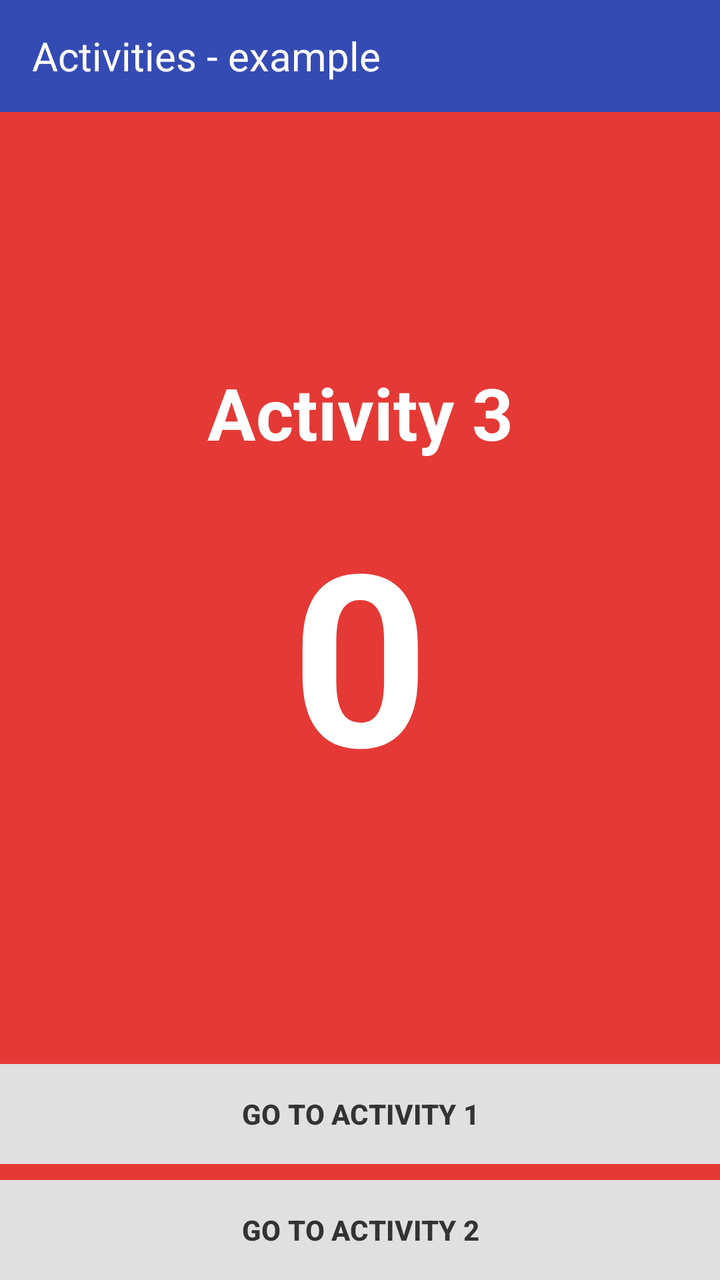
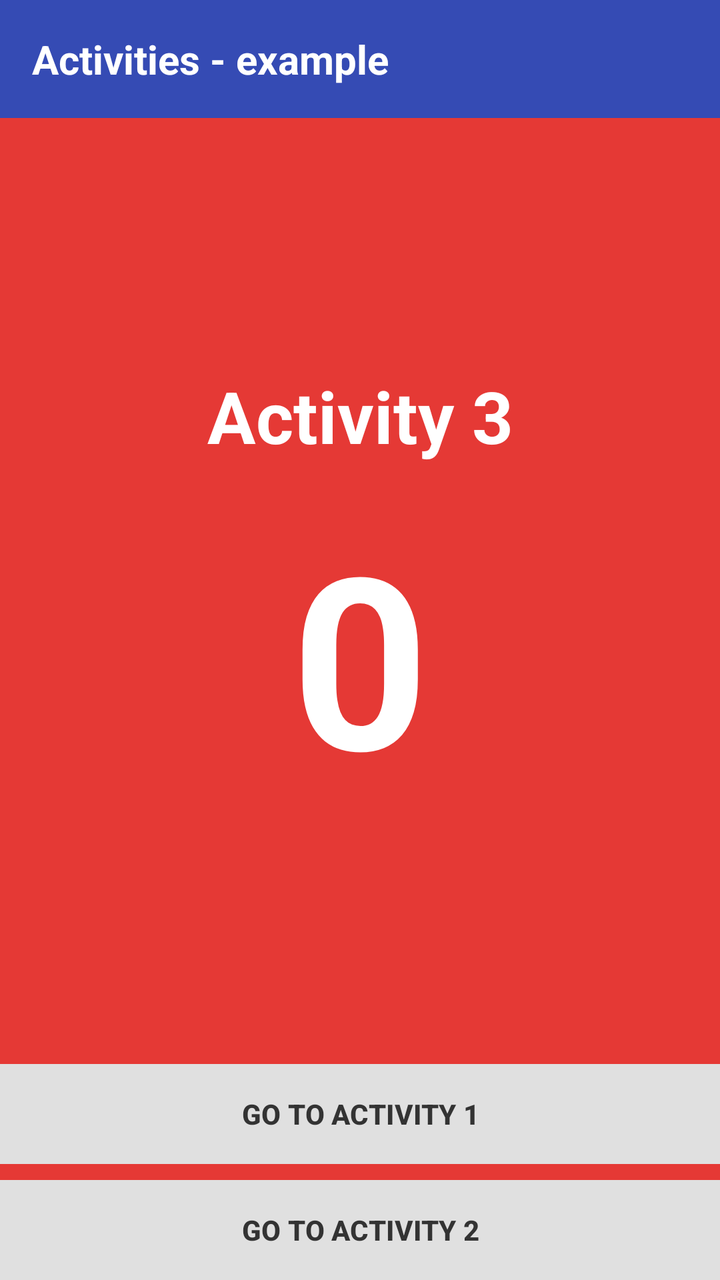

Before-and-after screenshots of an Android layout around one commit, followed by the original layout XML and the change that was made.
<!-- AndroidManifest.xml: application theme Theme.ActivitiesApp -->
<!-- res/layout/activity_third.xml -->
<?xml version="1.0" encoding="utf-8"?>
<androidx.constraintlayout.widget.ConstraintLayout xmlns:android="http://schemas.android.com/apk/res/android"
    xmlns:app="http://schemas.android.com/apk/res-auto"
    xmlns:tools="http://schemas.android.com/tools"
    android:id="@+id/main"
    android:layout_width="match_parent"
    android:layout_height="match_parent"
    android:background="#E53935"
    tools:context=".ThirdActivity">

    <TextView
        android:id="@+id/textView"
        android:layout_width="0dp"
        android:layout_height="wrap_content"
        android:minHeight="56dp"
        android:background="#354BB4"
        android:gravity="center_vertical"
        android:paddingStart="16dp"
        android:paddingEnd="16dp"
        android:text="Activities - example"
        android:textColor="#FFFFFF"
        android:textSize="20sp"
        app:layout_constraintEnd_toEndOf="parent"
        app:layout_constraintStart_toStartOf="parent"
        app:layout_constraintTop_toTopOf="parent" />

    <TextView
        android:id="@+id/textViewActivity3"
        android:layout_width="wrap_content"
        android:layout_height="wrap_content"
        android:text="Activity 3"
        android:textColor="#FFFFFF"
        android:textSize="36sp"
        android:textStyle="bold"
        app:layout_constraintBottom_toTopOf="@id/textViewCount"
        app:layout_constraintEnd_toEndOf="parent"
        app:layout_constraintStart_toStartOf="parent"
        app:layout_constraintTop_toBottomOf="@id/textView"
        app:layout_constraintVertical_chainStyle="packed" />

    <TextView
        android:id="@+id/textViewCount"
        android:layout_width="wrap_content"
        android:layout_height="wrap_content"
        android:layout_marginTop="16dp"
        android:text="0"
        android:textColor="#FFFFFF"
        android:textSize="120sp"
        android:textStyle="bold"
        app:layout_constraintBottom_toTopOf="@id/button"
        app:layout_constraintEnd_toEndOf="parent"
        app:layout_constraintStart_toStartOf="parent"
        app:layout_constraintTop_toBottomOf="@id/textViewActivity3" />

    <Button
        android:id="@+id/button"
        android:layout_width="0dp"
        android:layout_height="50dp"
        android:layout_marginBottom="8dp"
        android:insetTop="0dp"
        android:insetBottom="0dp"
        android:text="GO TO ACTIVITY 1"
        android:textColor="#333333"
        android:textSize="14sp"
        android:textStyle="bold"
        app:backgroundTint="#E0E0E0"
        app:cornerRadius="0dp"
        app:layout_constraintBottom_toTopOf="@id/button2"
        app:layout_constraintEnd_toEndOf="parent"
        app:layout_constraintStart_toStartOf="parent" />

    <Button
        android:id="@+id/button2"
        android:layout_width="0dp"
        android:layout_height="50dp"
        android:insetTop="0dp"
        android:insetBottom="0dp"
        android:text="GO TO ACTIVITY 2"
        android:textColor="#333333"
        android:textSize="14sp"
        android:textStyle="bold"
        app:backgroundTint="#E0E0E0"
        app:cornerRadius="0dp"
        app:layout_constraintBottom_toBottomOf="parent"
        app:layout_constraintEnd_toEndOf="parent"
        app:layout_constraintStart_toStartOf="parent" />

</androidx.constraintlayout.widget.ConstraintLayout>
<!-- resources referenced by this layout -->
<resources>
  <style name="Theme.ActivitiesApp" parent="Base.Theme.ActivitiesApp" />
  <style name="Base.Theme.ActivitiesApp" parent="Theme.Material3.DayNight.NoActionBar">
          
          
      </style>
</resources>

<!-- the commit's change to res/layout/activity_third.xml (unified diff, before → after) -->
@@ -16,10 +16,13 @@
         android:background="#354BB4"
         android:gravity="center_vertical"
         android:paddingStart="16dp"
+        android:paddingTop="16dp"
         android:paddingEnd="16dp"
+        android:paddingBottom="16dp"
         android:text="Activities - example"
         android:textColor="#FFFFFF"
         android:textSize="20sp"
+        android:textStyle="bold"
         app:layout_constraintEnd_toEndOf="parent"
         app:layout_constraintStart_toStartOf="parent"
         app:layout_constraintTop_toTopOf="parent" />
